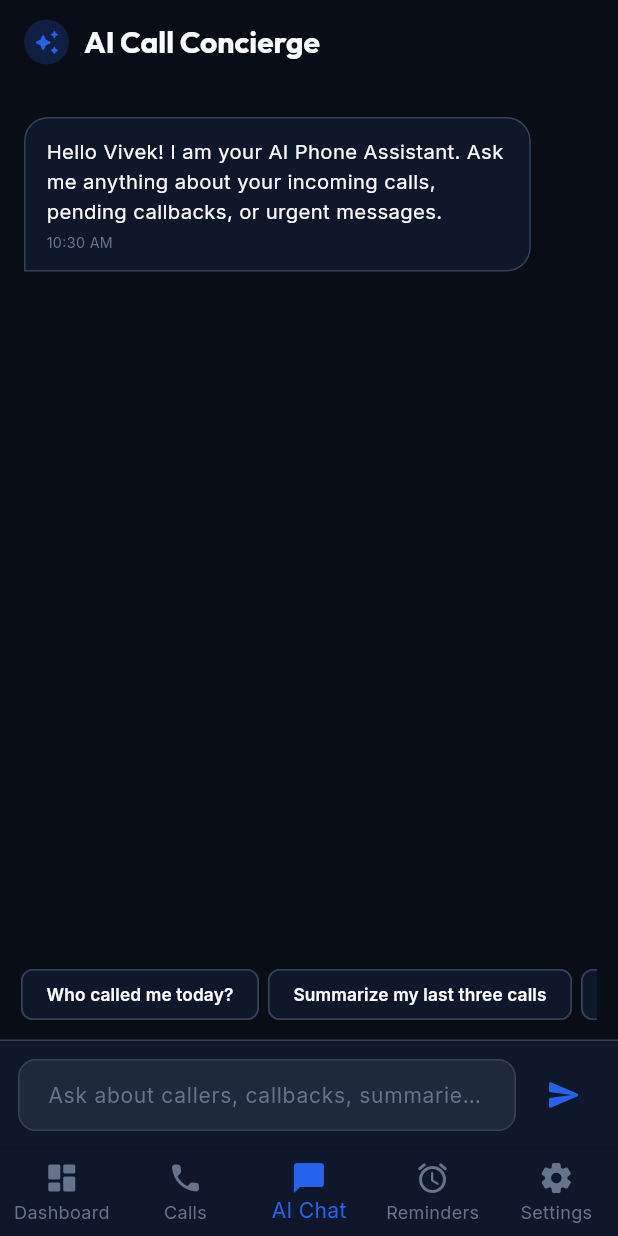
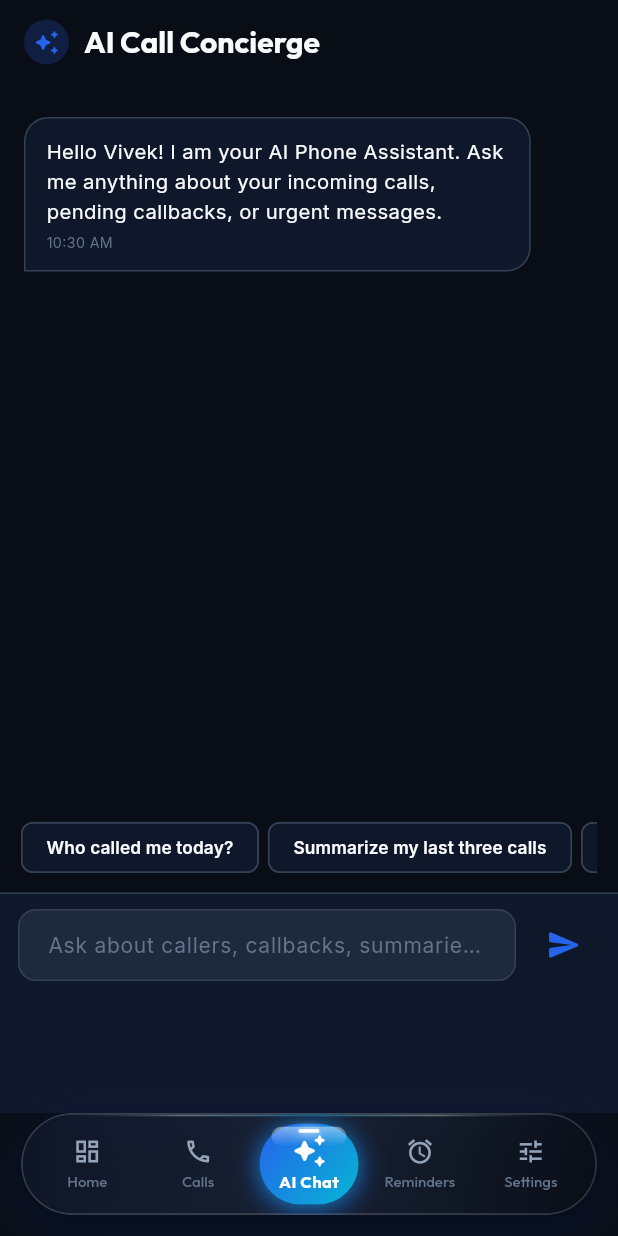
Before and after one commit to Vnjvibhash/AI-Call-Assistant, a Flutter app: the AiChatScreen screen opened by its route, on a phone screen of 412 x 824 dp. Run offline on Flutter 3.47's test engine with Material 3 defaults, Android fonts, the phone set to English and light mode, and no system bars; our stand-ins replace drift, drift_flutter, flutter_riverpod, flutter_secure_storage, flutter_tts, go_router and 8 more; accounts and stored records are empty; generated files the repository leaves out were written again.

Commit message:
feat: Add Fluid Glass Bottom Navigation Bar with sliding active indicator

```diff
--- /dev/null
+++ b/lib/app/main_shell_screen.dart
@@ -0,0 +1,56 @@
+import 'package:flutter/material.dart';
+import 'package:go_router/go_router.dart';
+import '../shared/widgets/fluid_glass_nav_bar.dart';
+
+class MainShellScreen extends StatelessWidget {
+  final Widget child;
+  final String currentPath;
+
+  const MainShellScreen({
+    super.key,
+    required this.child,
+    required this.currentPath,
+  });
+
+  int _calculateSelectedIndex(String path) {
+    if (path.startsWith('/history')) return 1;
+    if (path.startsWith('/ai-chat')) return 2;
+    if (path.startsWith('/reminders')) return 3;
+    if (path.startsWith('/settings')) return 4;
+    return 0; // /dashboard
+  }
+
+  void _onTap(BuildContext context, int index) {
+    switch (index) {
+      case 0:
+        context.go('/dashboard');
+        break;
+      case 1:
+        context.go('/history');
+        break;
+      case 2:
+        context.go('/ai-chat');
+        break;
+      case 3:
+        context.go('/reminders');
+        break;
+      case 4:
+        context.go('/settings');
+        break;
+    }
+  }
+
+  @override
+  Widget build(BuildContext context) {
+    final selectedIndex = _calculateSelectedIndex(currentPath);
+
+    return Scaffold(
+      extendBody: true,
+      body: child,
+      bottomNavigationBar: FluidGlassNavBar(
+        currentIndex: selectedIndex,
+        onTap: (index) => _onTap(context, index),
+      ),
+    );
+  }
+}
--- a/lib/app/router.dart
+++ b/lib/app/router.dart
@@ -1,4 +1,5 @@
 import 'package:go_router/go_router.dart';
+import 'main_shell_screen.dart';
 import '../features/ai_assistant/presentation/ai_chat_screen.dart';
 import '../features/call_history/presentation/call_details_screen.dart';
 import '../features/call_history/presentation/call_history_screen.dart';
@@ -28,10 +29,40 @@ final appRouter = GoRouter(
       path: '/permissions',
       builder: (context, state) => const PermissionSetupScreen(),
     ),
-    GoRoute(
-      path: '/dashboard',
-      builder: (context, state) => const DashboardScreen(),
+
+    // Persistent Shell for the 5 primary tabs with FluidGlassNavBar
+    ShellRoute(
+      builder: (context, state, child) {
+        return MainShellScreen(
+          currentPath: state.uri.path,
+          child: child,
+        );
+      },
+      routes: [
+        GoRoute(
+          path: '/dashboard',
+          builder: (context, state) => const DashboardScreen(),
+        ),
+        GoRoute(
+          path: '/history',
+          builder: (context, state) => const CallHistoryScreen(),
+        ),
+        GoRoute(
+          path: '/ai-chat',
+          builder: (context, state) => const AiChatScreen(),
+        ),
+        GoRoute(
+          path: '/reminders',
+          builder: (context, state) => const RemindersScreen(),
+        ),
+        GoRoute(
+          path: '/settings',
+          builder: (context, state) => const SettingsScreen(),
+        ),
+      ],
     ),
+
+    // Dedicated Full-Screen Views (without bottom bar)
     GoRoute(
       path: '/live-call',
       builder: (context, state) => const LiveCallScreen(),
@@ -45,10 +76,6 @@ final appRouter = GoRouter(
       builder: (context, state) => const CallForwardingSetupScreen(),
     ),
     GoRoute(
-      path: '/history',
-      builder: (context, state) => const CallHistoryScreen(),
-    ),
-    GoRoute(
       path: '/call-details/:id',
       builder: (context, state) {
         final id = state.pathParameters['id'] ?? '';
@@ -56,18 +83,6 @@ final appRouter = GoRouter(
       },
     ),
     GoRoute(
-      path: '/ai-chat',
-      builder: (context, state) => const AiChatScreen(),
-    ),
-    GoRoute(
-      path: '/reminders',
-      builder: (context, state) => const RemindersScreen(),
-    ),
-    GoRoute(
-      path: '/settings',
-      builder: (context, state) => const SettingsScreen(),
-    ),
-    GoRoute(
       path: '/call-settings',
       builder: (context, state) => const CallSettingsScreen(),
     ),
--- a/lib/features/ai_assistant/presentation/ai_chat_screen.dart
+++ b/lib/features/ai_assistant/presentation/ai_chat_screen.dart
@@ -1,6 +1,5 @@
 import 'package:flutter/material.dart';
 import 'package:flutter_riverpod/flutter_riverpod.dart';
-import 'package:go_router/go_router.dart';
 import 'package:google_fonts/google_fonts.dart';
 import 'package:uuid/uuid.dart';
 import '../../../app/providers.dart';
@@ -238,7 +237,12 @@ class _AiChatScreenState extends ConsumerState<AiChatScreen> {
 
             // Input Bar
             Container(
-              padding: const EdgeInsets.all(12),
+              padding: EdgeInsets.only(
+                left: 12,
+                right: 12,
+                top: 10,
+                bottom: MediaQuery.of(context).viewInsets.bottom > 0 ? 10 : 88,
+              ),
               decoration: const BoxDecoration(
                 color: AppTheme.surface,
                 border: Border(top: BorderSide(color: AppTheme.border)),
@@ -248,9 +252,9 @@ class _AiChatScreenState extends ConsumerState<AiChatScreen> {
                   Expanded(
                     child: TextField(
                       controller: _inputController,
-                      decoration: InputDecoration(
+                      decoration: const InputDecoration(
                         hintText: 'Ask about callers, callbacks, summaries...',
-                        contentPadding: const EdgeInsets.symmetric(horizontal: 16, vertical: 12),
+                        contentPadding: EdgeInsets.symmetric(horizontal: 16, vertical: 12),
                       ),
                       onSubmitted: _sendMessage,
                     ),
@@ -266,34 +270,6 @@ class _AiChatScreenState extends ConsumerState<AiChatScreen> {
           ],
         ),
       ),
-      bottomNavigationBar: BottomNavigationBar(
-        currentIndex: 2,
-        onTap: (index) {
-          switch (index) {
-            case 0:
-              context.go('/dashboard');
-              break;
-            case 1:
-              context.go('/history');
-              break;
-            case 2:
-              break;
-            case 3:
-              context.go('/reminders');
-              break;
-            case 4:
-              context.go('/settings');
-              break;
-          }
-        },
-        items: const [
-          BottomNavigationBarItem(icon: Icon(Icons.dashboard_rounded), label: 'Dashboard'),
-          BottomNavigationBarItem(icon: Icon(Icons.call_rounded), label: 'Calls'),
-          BottomNavigationBarItem(icon: Icon(Icons.chat_bubble_rounded), label: 'AI Chat'),
-          BottomNavigationBarItem(icon: Icon(Icons.alarm_rounded), label: 'Reminders'),
-          BottomNavigationBarItem(icon: Icon(Icons.settings_rounded), label: 'Settings'),
-        ],
-      ),
     );
   }
 }
--- /dev/null
+++ b/lib/shared/widgets/fluid_glass_nav_bar.dart
@@ -0,0 +1,326 @@
+import 'dart:ui';
+import 'package:flutter/material.dart';
+import 'package:flutter/services.dart';
+import 'package:google_fonts/google_fonts.dart';
+import '../../app/theme.dart';
+
+class FluidNavBarItem {
+  final IconData icon;
+  final IconData? activeIcon;
+  final String label;
+
+  const FluidNavBarItem({
+    required this.icon,
+    this.activeIcon,
+    required this.label,
+  });
+}
+
+class FluidGlassNavBar extends StatefulWidget {
+  final int currentIndex;
+  final ValueChanged<int> onTap;
+  final List<FluidNavBarItem>? items;
+
+  const FluidGlassNavBar({
+    super.key,
+    required this.currentIndex,
+    required this.onTap,
+    this.items,
+  });
+
+  static const List<FluidNavBarItem> defaultItems = [
+    FluidNavBarItem(
+      icon: Icons.dashboard_outlined,
+      activeIcon: Icons.dashboard_rounded,
+      label: 'Home',
+    ),
+    FluidNavBarItem(
+      icon: Icons.call_outlined,
+      activeIcon: Icons.call_rounded,
+      label: 'Calls',
+    ),
+    FluidNavBarItem(
+      icon: Icons.auto_awesome_outlined,
+      activeIcon: Icons.auto_awesome_rounded,
+      label: 'AI Chat',
+    ),
+    FluidNavBarItem(
+      icon: Icons.alarm_outlined,
+      activeIcon: Icons.alarm_rounded,
+      label: 'Reminders',
+    ),
+    FluidNavBarItem(
+      icon: Icons.tune_outlined,
+      activeIcon: Icons.tune_rounded,
+      label: 'Settings',
+    ),
+  ];
+
+  @override
+  State<FluidGlassNavBar> createState() => _FluidGlassNavBarState();
+}
+
+class _FluidGlassNavBarState extends State<FluidGlassNavBar> with SingleTickerProviderStateMixin {
+  late final List<FluidNavBarItem> _navItems;
+
+  @override
+  void initState() {
+    super.initState();
+    _navItems = widget.items ?? FluidGlassNavBar.defaultItems;
+  }
+
+  @override
+  Widget build(BuildContext context) {
+    final bottomInset = MediaQuery.of(context).padding.bottom;
+
+    return Padding(
+      padding: EdgeInsets.only(
+        left: 14,
+        right: 14,
+        bottom: bottomInset > 0 ? bottomInset + 4 : 14,
+      ),
+      child: Container(
+        height: 68,
+        decoration: BoxDecoration(
+          borderRadius: BorderRadius.circular(34),
+          boxShadow: [
+            // Ambient neon cyan/blue glow
+            BoxShadow(
+              color: AppTheme.primaryBlue.withValues(alpha: 0.24),
+              blurRadius: 30,
+              spreadRadius: -2,
+              offset: const Offset(0, 10),
+            ),
+            // Deep contrast shadow
+            BoxShadow(
+              color: Colors.black.withValues(alpha: 0.65),
+              blurRadius: 20,
+              offset: const Offset(0, 8),
+            ),
+          ],
+        ),
+        child: ClipRRect(
+          borderRadius: BorderRadius.circular(34),
+          child: BackdropFilter(
+            filter: ImageFilter.blur(sigmaX: 24, sigmaY: 24),
+            child: Container(
+              decoration: BoxDecoration(
+                borderRadius: BorderRadius.circular(34),
+                // Frosted fluid glass gradient
+                gradient: LinearGradient(
+                  begin: Alignment.topLeft,
+                  end: Alignment.bottomRight,
+                  colors: [
+                    const Color(0xFF0F172A).withValues(alpha: 0.82),
+                    const Color(0xFF1E293B).withValues(alpha: 0.68),
+                    const Color(0xFF090D16).withValues(alpha: 0.85),
+                  ],
+                  stops: const [0.0, 0.5, 1.0],
+                ),
+                border: Border.all(
+                  color: Colors.white.withValues(alpha: 0.16),
+                  width: 1.2,
+                ),
+              ),
+              child: LayoutBuilder(
+                builder: (context, constraints) {
+                  const horizontalPadding = 6.0;
+                  final availableWidth = constraints.maxWidth - (horizontalPadding * 2);
+                  final itemWidth = availableWidth / _navItems.length;
+                  final activeLeft = horizontalPadding + (widget.currentIndex * itemWidth);
+
+                  return Stack(
+                    alignment: Alignment.centerLeft,
+                    children: [
+                      // Subtly illuminated top glass sheen edge
+                      Positioned(
+                        top: 0,
+                        left: 20,
+                        right: 20,
+                        height: 1,
+                        child: Container(
+                          decoration: BoxDecoration(
+                            gradient: LinearGradient(
+                              colors: [
+                                Colors.transparent,
+                                Colors.white.withValues(alpha: 0.35),
+                                AppTheme.accentCyan.withValues(alpha: 0.4),
+                                Colors.white.withValues(alpha: 0.35),
+                                Colors.transparent,
+                              ],
+                            ),
+                          ),
+                        ),
+                      ),
+
+                      // Fluid Moving Indicator Pill
+                      AnimatedPositioned(
+                        duration: const Duration(milliseconds: 340),
+                        curve: Curves.fastEaseInToSlowEaseOut,
+                        left: activeLeft,
+                        width: itemWidth,
+                        top: 6,
+                        bottom: 6,
+                        child: _buildMovingFluidPill(),
+                      ),
+
+                      // Row of interactive tab items
+                      Padding(
+                        padding: const EdgeInsets.symmetric(horizontal: horizontalPadding),
+                        child: Row(
+                          children: List.generate(_navItems.length, (index) {
+                            return Expanded(
+                              child: _buildTabItem(index),
+                            );
+                          }),
+                        ),
+                      ),
+                    ],
+                  );
+                },
+              ),
+            ),
+          ),
+        ),
+      ),
+    );
+  }
+
+  Widget _buildMovingFluidPill() {
+    return Container(
+      margin: const EdgeInsets.symmetric(horizontal: 4),
+      decoration: BoxDecoration(
+        borderRadius: BorderRadius.circular(28),
+        gradient: const LinearGradient(
+          begin: Alignment.topLeft,
+          end: Alignment.bottomRight,
+          colors: [
+            AppTheme.primaryBlue,
+            AppTheme.accentCyan,
+          ],
+        ),
+        boxShadow: [
+          // Dynamic illuminated neon aura
+          BoxShadow(
+            color: AppTheme.primaryBlue.withValues(alpha: 0.6),
+            blurRadius: 16,
+            spreadRadius: 1,
+            offset: const Offset(0, 3),
+          ),
+          BoxShadow(
+            color: AppTheme.accentCyan.withValues(alpha: 0.4),
+            blurRadius: 10,
+            offset: const Offset(0, 1),
+          ),
+        ],
+      ),
+      child: Stack(
+        children: [
+          // Inner Specular curved reflection
+          Positioned(
+            top: 2,
+            left: 8,
+            right: 8,
+            height: 13,
+            child: Container(
+              decoration: BoxDecoration(
+                borderRadius: BorderRadius.circular(8),
+                gradient: LinearGradient(
+                  begin: Alignment.topCenter,
+                  end: Alignment.bottomCenter,
+                  colors: [
+                    Colors.white.withValues(alpha: 0.45),
+                    Colors.white.withValues(alpha: 0.0),
+                  ],
+                ),
+              ),
+            ),
+          ),
+
+          // Fluid top neon pip indicator
+          Align(
+            alignment: Alignment.topCenter,
+            child: Container(
+              margin: const EdgeInsets.only(top: 3.5),
+              width: 14,
+              height: 2.5,
+              decoration: BoxDecoration(
+                color: Colors.white.withValues(alpha: 0.95),
+                borderRadius: BorderRadius.circular(2),
+                boxShadow: [
+                  BoxShadow(
+                    color: Colors.white.withValues(alpha: 0.8),
+                    blurRadius: 4,
+                  ),
+                ],
+              ),
+            ),
+          ),
+        ],
+      ),
+    );
+  }
+
+  Widget _buildTabItem(int index) {
+    final item = _navItems[index];
+    final isSelected = widget.currentIndex == index;
+
+    return Semantics(
+      button: true,
+      selected: isSelected,
+      label: item.label,
+      child: Material(
+        color: Colors.transparent,
+        child: InkWell(
+          onTap: () {
+            if (widget.currentIndex != index) {
+              HapticFeedback.selectionClick();
+              widget.onTap(index);
+            }
+          },
+          borderRadius: BorderRadius.circular(28),
+          splashColor: Colors.white.withValues(alpha: 0.15),
+          highlightColor: Colors.transparent,
+          child: SizedBox(
+            height: 56,
+            child: Column(
+              mainAxisAlignment: MainAxisAlignment.center,
+              children: [
+                AnimatedScale(
+                  scale: isSelected ? 1.15 : 0.92,
+                  duration: const Duration(milliseconds: 280),
+                  curve: Curves.easeOutBack,
+                  child: Icon(
+                    isSelected ? (item.activeIcon ?? item.icon) : item.icon,
+                    size: 21,
+                    color: isSelected
+                        ? Colors.white
+                        : const Color(0xFF94A3B8),
+                  ),
+                ),
+                const SizedBox(height: 3),
+                AnimatedDefaultTextStyle(
+                  duration: const Duration(milliseconds: 250),
+                  curve: Curves.easeOutCubic,
+                  style: GoogleFonts.outfit(
+                    fontSize: isSelected ? 11 : 10,
+                    fontWeight: isSelected ? FontWeight.w700 : FontWeight.w500,
+                    color: isSelected
+                        ? Colors.white
+                        : const Color(0xFF64748B),
+                    letterSpacing: isSelected ? 0.3 : 0,
+                  ),
+                  child: Text(
+                    item.label,
+                    maxLines: 1,
+                    overflow: TextOverflow.ellipsis,
+                  ),
+                ),
+              ],
+            ),
+          ),
+        ),
+      ),
+    );
+  }
+}
```
Also changed, not shown: analysis_options.yaml (+9 -0 lines), lib/features/call_history/presentation/call_history_screen.dart (+1 -29 lines), lib/features/dashboard/presentation/dashboard_screen.dart (+1 -29 lines), lib/features/reminders/presentation/reminders_screen.dart (+1 -30 lines), lib/features/settings/presentation/settings_screen.dart (+1 -29 lines), pubspec.lock, 8 other files.
